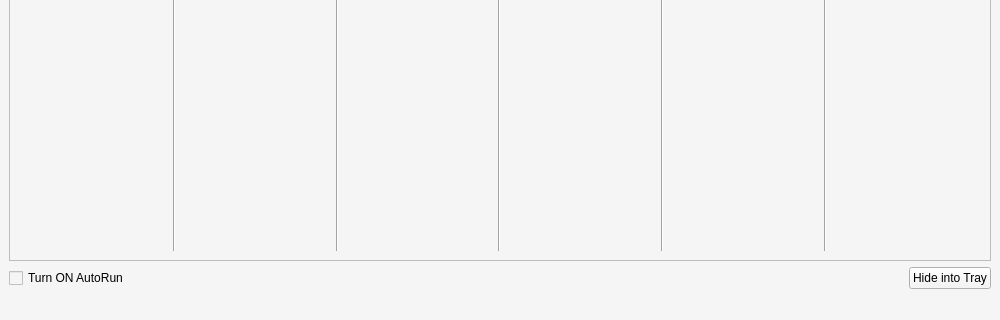
The window that mainwindow.ui (RickSanchezzz666/WindowsAppTimeUsage) describes before a commit, drawn with Qt 5; both pictures show x 0 to 1000 and y 280 to 600 of the 1000 by 600 pixel window.
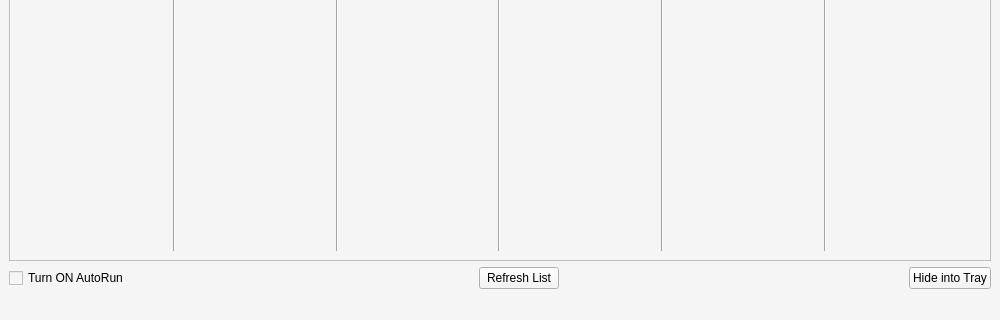
The same window after the commit.

What changed in the file:
```diff
--- a/mainwindow.ui
+++ b/mainwindow.ui
@@ -434,6 +434,26 @@
         </property>
        </spacer>
       </item>
+      <item>
+       <widget class="QPushButton" name="refreshButton">
+        <property name="text">
+         <string>Refresh List</string>
+        </property>
+       </widget>
+      </item>
+      <item>
+       <spacer name="horizontalSpacer_2">
+        <property name="orientation">
+         <enum>Qt::Horizontal</enum>
+        </property>
+        <property name="sizeHint" stdset="0">
+         <size>
+          <width>40</width>
+          <height>20</height>
+         </size>
+        </property>
+       </spacer>
+      </item>
       <item>
        <widget class="QPushButton" name="pushButton">
         <property name="text">
```
